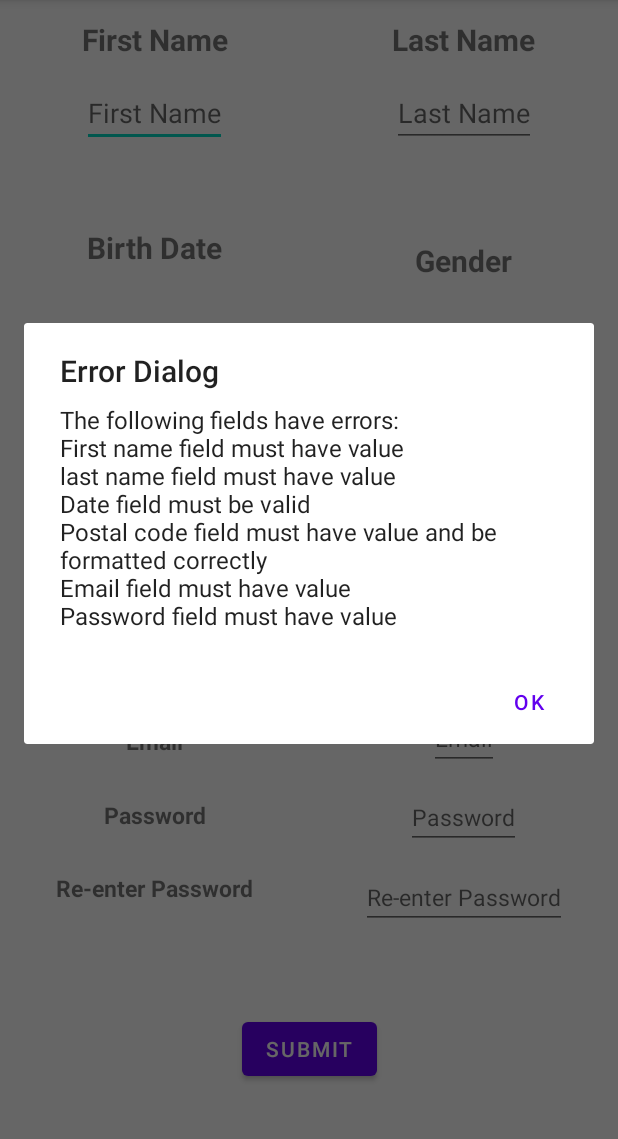
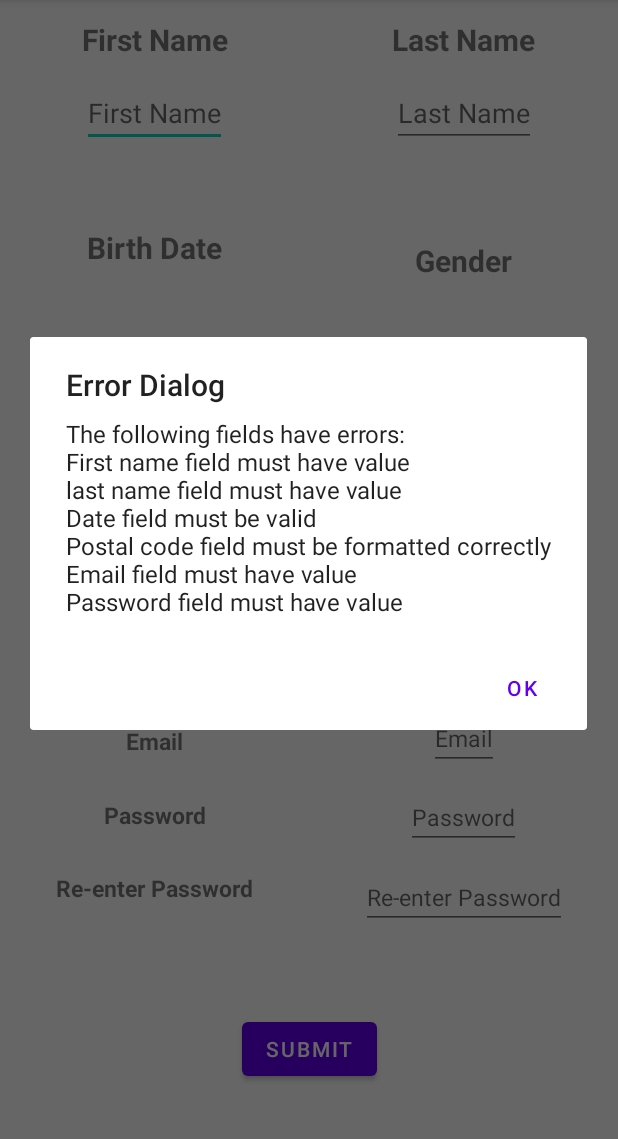
Before and after one commit to mculligan-Seneca/PRJ666-group2-SenFit, an Android app: the SignUpActivity screen opened directly, with no data from a screen before it, after a tap on "SUBMIT", on a phone screen of 412 x 824 dp, the part 84-1223 px from its top. Run offline under Robolectric (Android 15) with nearby library versions, the phone set to English and light mode, and no system bars; our stand-ins replace Room's generated code; 3 other taps on this screen came first.

Commit message:
su=ign up page finished

```diff
--- a/SenFit/app/src/main/java/com/example/senfit/SignUpActivity.java
+++ b/SenFit/app/src/main/java/com/example/senfit/SignUpActivity.java
@@ -191,13 +191,13 @@ public class SignUpActivity extends AppCompatActivity implements AddBirthDateFra
         }
         //
         if(postal==null || postal.isEmpty() ||!postal.matches("[A-Za-z]\\d[A-Za-z][ -]?\\d[A-Za-z]\\d") ){//TODO:add back postal
-            errors+="Postal code field must have value and be formatted correctly\n";
+            errors+="Postal code field must be formatted correctly\n";
         }
         if(e_mail==null || e_mail.isEmpty()) {//TODO: ADD EMAIL REGEX
             errors+="Email field must have value\n";
         }
 
-        if(pWord==null || pWord.isEmpty()){
+        if(pWord==null || pWord.isEmpty()){//TODO: add email regex
             errors+="Password field must have value\n";
         }else if(rpWord==null || rpWord.isEmpty()){
             errors+="Password must be reentered\n";
```
